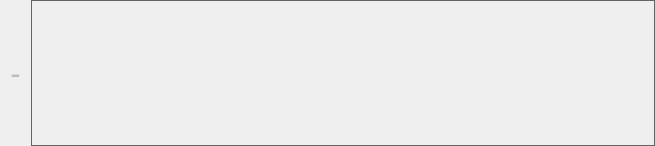
Old version of the form threadform.ui in the repository siavash119/qtchan.
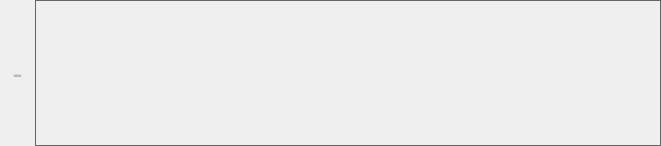
New version of the form. Custom widgets are drawn as their Qt base class.

Commit message: better replies spacing

What changed in the file:
```diff
--- a/threadform.ui
+++ b/threadform.ui
@@ -75,7 +75,7 @@
       </font>
      </property>
      <property name="styleSheet">
-      <string notr="true">padding:0 10;</string>
+      <string notr="true">padding:0 12px;</string>
      </property>
      <property name="frameShape">
       <enum>QFrame::NoFrame</enum>
@@ -113,18 +113,26 @@
      </property>
      <layout class="QVBoxLayout" name="postLayout">
       <property name="spacing">
-       <number>5</number>
+       <number>12</number>
       </property>
       <property name="leftMargin">
-       <number>11</number>
+       <number>0</number>
       </property>
       <property name="topMargin">
-       <number>11</number>
+       <number>12</number>
       </property>
       <property name="rightMargin">
-       <number>11</number>
+       <number>12</number>
       </property>
       <property name="bottomMargin">
+       <number>12</number>
+      </property>
+      <item>
+       <layout class="QVBoxLayout" name="main">
+        <property name="spacing">
+         <number>6</number>
+        </property>
+        <property name="leftMargin">
        <number>12</number>
       </property>
       <item>
@@ -156,7 +164,7 @@
          <bool>true</bool>
         </property>
         <property name="margin">
-         <number>1</number>
+           <number>2</number>
         </property>
         <property name="textInteractionFlags">
          <set>Qt::TextBrowserInteraction</set>
@@ -188,7 +196,7 @@
       <item>
        <layout class="QGridLayout" name="contentLayout">
         <property name="spacing">
-         <number>8</number>
+           <number>6</number>
         </property>
         <item row="0" column="0">
          <widget class="QLabel" name="com">
@@ -231,6 +239,8 @@
         </item>
        </layout>
       </item>
+       </layout>
+      </item>
       <item>
        <widget class="QWidget" name="quoteWidget" native="true">
         <property name="sizePolicy">
@@ -241,11 +251,20 @@
         </property>
         <layout class="QVBoxLayout" name="quotes">
          <property name="spacing">
-          <number>12</number>
+          <number>6</number>
+         </property>
+         <property name="leftMargin">
+          <number>0</number>
          </property>
          <property name="topMargin">
           <number>0</number>
          </property>
+         <property name="rightMargin">
+          <number>0</number>
+         </property>
+         <property name="bottomMargin">
+          <number>0</number>
+         </property>
         </layout>
        </widget>
       </item>
```
Lines whose indentation alone changed are shown as unchanged. The commit also changes 1 other file.
